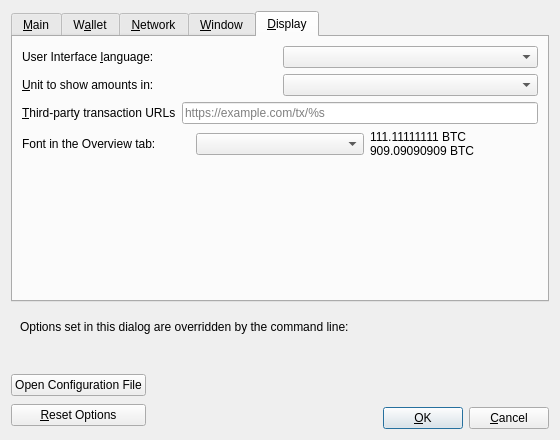
The window that src/qt/forms/optionsdialog.ui (RiecoinTeam/Riecoin) describes before a commit, drawn with Qt 5.
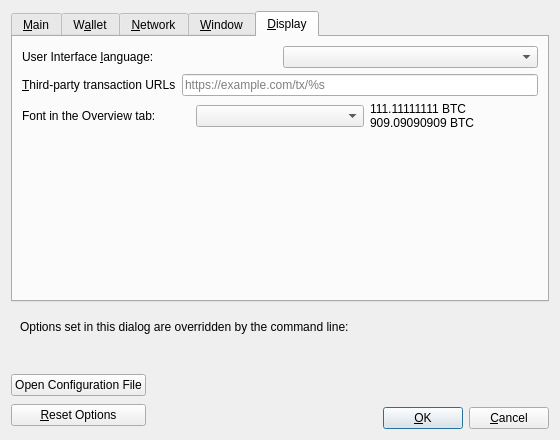
The same window after the commit. The open tabs and pages were chosen to show the change. Custom widgets are drawn as their Qt base class.

Commit message: Gui: Remove Amount Units, related Ui enhancements.

The edit to the form file:
```diff
--- a/src/qt/forms/optionsdialog.ui
+++ b/src/qt/forms/optionsdialog.ui
@@ -660,30 +660,6 @@
          </item>
         </layout>
        </item>
-       <item>
-        <layout class="QHBoxLayout" name="horizontalLayout_2_Display">
-         <item>
-          <widget class="QLabel" name="unitLabel">
-           <property name="text">
-            <string>&amp;Unit to show amounts in:</string>
-           </property>
-           <property name="textFormat">
-            <enum>Qt::PlainText</enum>
-           </property>
-           <property name="buddy">
-            <cstring>unit</cstring>
-           </property>
-          </widget>
-         </item>
-         <item>
-          <widget class="QValueComboBox" name="unit">
-           <property name="toolTip">
-            <string>Choose the default subdivision unit to show in the interface and when sending coins.</string>
-           </property>
-          </widget>
-         </item>
-        </layout>
-       </item>
        <item>
         <layout class="QHBoxLayout" name="horizontalLayout_3_Display">
          <item>
```
The commit also changes 43 other files.
